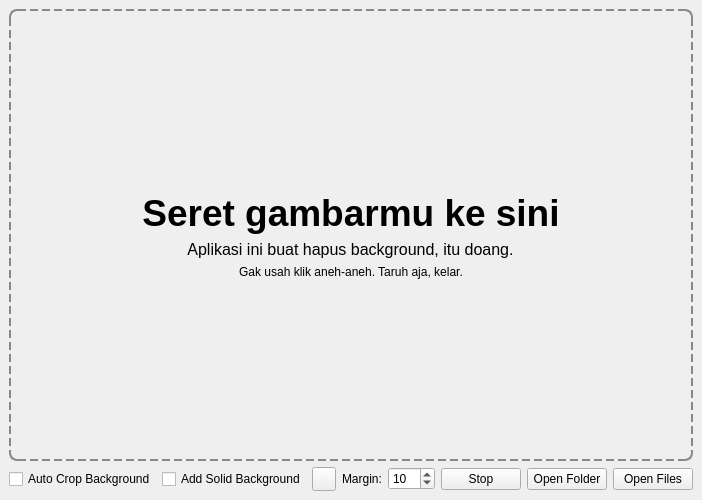
mudrikam/Keong-MAS, file APP/gui/main_window.ui: the form before one commit.
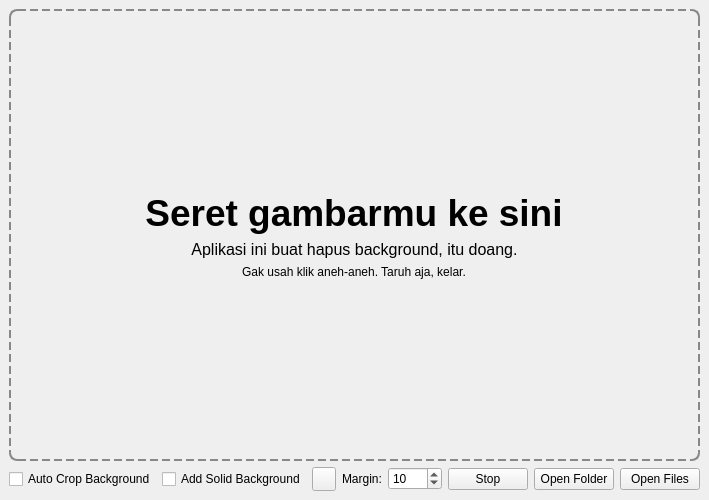
The form after the commit.

Commit message: feat: Implement unified margin configuration for cropping and solid backgrounds

```diff
--- a/APP/gui/main_window.ui
+++ b/APP/gui/main_window.ui
@@ -163,6 +163,10 @@
           </property>
          </widget>
         </item>
+       </layout>
+      </item>
+      <item>
+       <layout class="QHBoxLayout" name="unifiedMarginLayout">
         <item>
          <widget class="QLabel" name="bgMarginLabel">
           <property name="text">
@@ -171,12 +175,12 @@
          </widget>
         </item>
         <item>
-         <widget class="QSpinBox" name="bgMarginSpinBox">
+         <widget class="QSpinBox" name="unifiedMarginSpinBox">
           <property name="minimum">
            <number>0</number>
           </property>
           <property name="maximum">
-           <number>100</number>
+           <number>1000</number>
           </property>
           <property name="value">
            <number>10</number>
```
Left out of the diff: 6 changed lines with no effect on the pictures. The commit also changes 5 other files.
